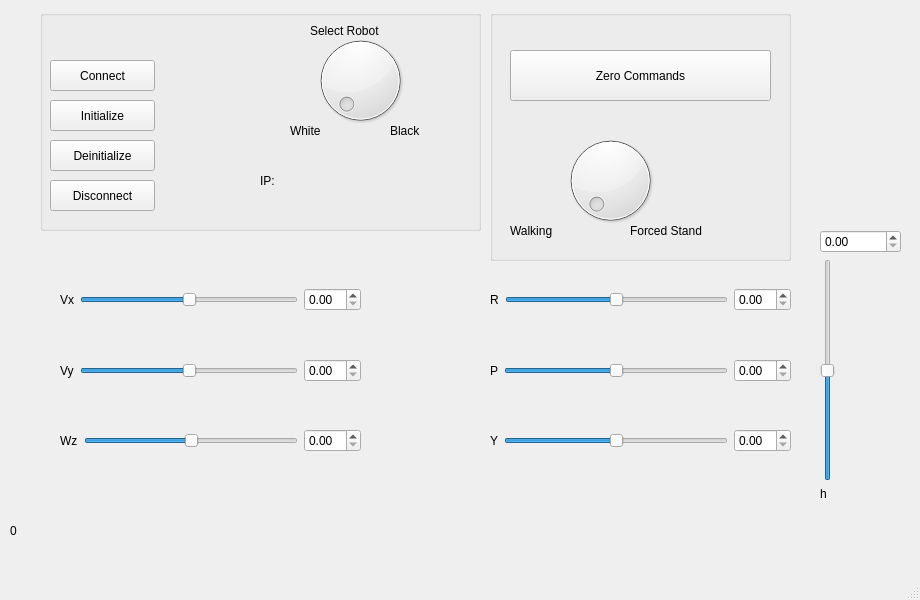
Above: qt/configuration_window/mainwindow.ui from Adorno-Lab/sas_robot_driver_unitree_b1 before the change. Below: the same form after it.
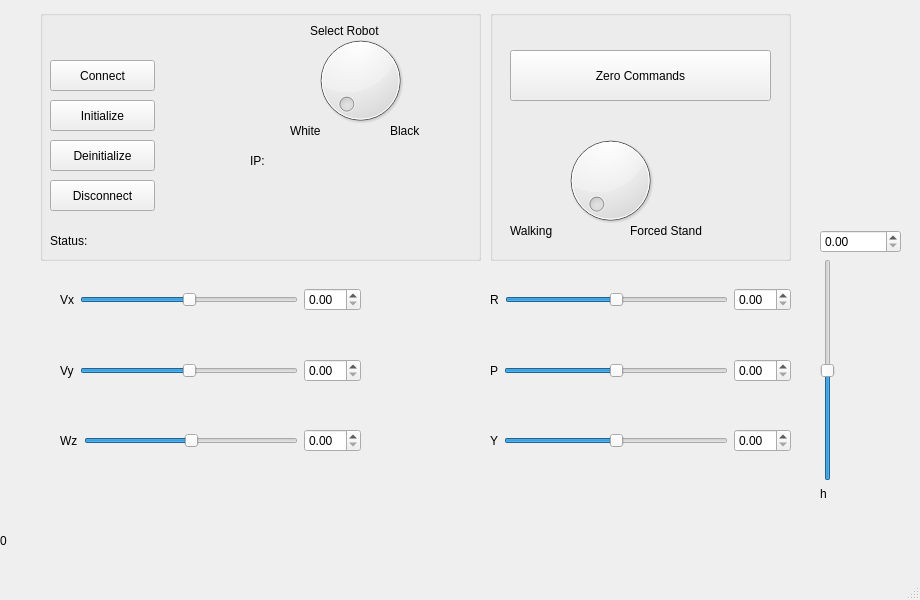
That is the form after the change.

```diff
--- a/qt/configuration_window/mainwindow.ui
+++ b/qt/configuration_window/mainwindow.ui
@@ -227,8 +227,8 @@
    <widget class="QLabel" name="elapsed_time_label_">
     <property name="geometry">
      <rect>
-      <x>10</x>
-      <y>520</y>
+      <x>0</x>
+      <y>530</y>
       <width>111</width>
       <height>22</height>
      </rect>
@@ -343,7 +343,7 @@
       <x>40</x>
       <y>10</y>
       <width>441</width>
-      <height>221</height>
+      <height>251</height>
      </rect>
     </property>
     <property name="title">
@@ -459,8 +459,8 @@
     <widget class="QLabel" name="label_ip_">
      <property name="geometry">
       <rect>
-       <x>220</x>
-       <y>160</y>
+       <x>210</x>
+       <y>140</y>
        <width>201</width>
        <height>22</height>
       </rect>
@@ -469,6 +469,19 @@
       <string>IP:</string>
      </property>
     </widget>
+    <widget class="QLabel" name="label_status_">
+     <property name="geometry">
+      <rect>
+       <x>10</x>
+       <y>220</y>
+       <width>201</width>
+       <height>22</height>
+      </rect>
+     </property>
+     <property name="text">
+      <string>Status:</string>
+     </property>
+    </widget>
    </widget>
   </widget>
   <widget class="QMenuBar" name="menubar">
```
